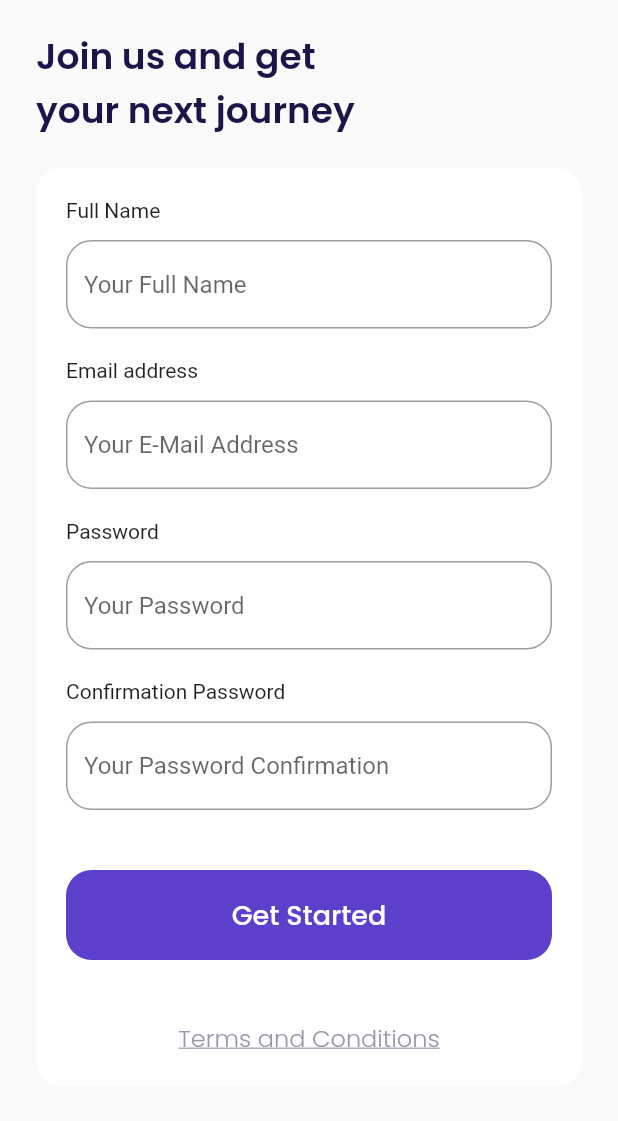
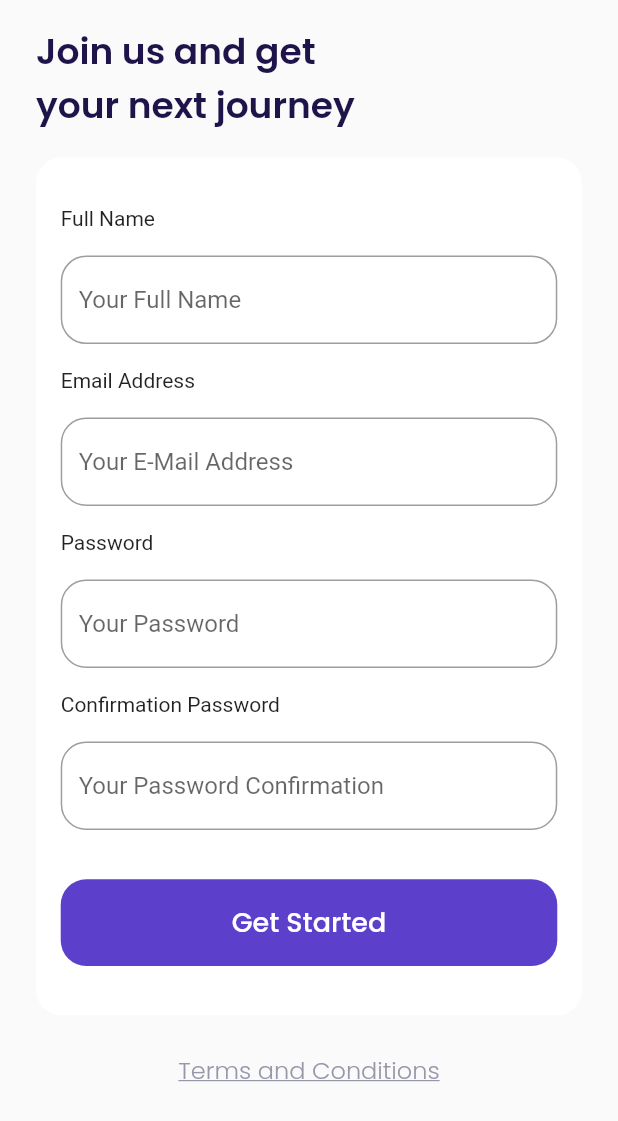
Before and after one commit to PwS/ticket_reservation, a Flutter app: the screen it shows after launch, after a tap on "Get Started", on a phone screen of 412 x 824 dp. Shown: the top 1121 px of the screen. Run offline on Flutter 3.47's test engine with Material 2 defaults, Android fonts, the phone set to English and light mode, and no system bars; our stand-ins replace google_fonts.

Commit message:
Separate The Widget , Modify Responsive_screen (using percentage instead)

```diff
--- a/lib/main.dart
+++ b/lib/main.dart
@@ -1,6 +1,6 @@
 import 'package:flutter/material.dart';
+import 'package:ticket_reservation/ui/pages/dashboard.dart';
 import 'package:ticket_reservation/ui/pages/get_started_page.dart';
-import 'package:ticket_reservation/ui/pages/main_page.dart';
 import 'package:ticket_reservation/ui/pages/review_result_sign_up_page.dart';
 import 'package:ticket_reservation/ui/pages/sign_up_page.dart';
 import 'package:ticket_reservation/ui/pages/splash_page.dart';
@@ -19,7 +19,7 @@ class MyApp extends StatelessWidget {
         '/get_started': (context) => GetStartedPage(),
         '/sign_up': (context) => SignUpPage(),
         '/review_result_sign_up': (context) => ReviewResultSignUpPage(),
-        '/home': (context) => MainPage()
+        '/dashboard': (context) => Dashboard()
       },
     );
   }
--- /dev/null
+++ b/lib/ui/custom_widgets/custom_button.dart
@@ -0,0 +1,37 @@
+part of 'custom_widgets.dart';
+
+class CustomButton extends StatelessWidget {
+  final String textButton;
+  final double width;
+  final Function() onPressed;
+  final EdgeInsets margin;
+
+  const CustomButton(
+      {Key? key,
+      required this.textButton,
+      this.width = double.infinity,
+      required this.onPressed,
+      this.margin = EdgeInsets.zero})
+      : super(key: key);
+
+  @override
+  Widget build(BuildContext context) {
+    var _sizeScreen = Screen(MediaQuery.of(context).size);
+    return Container(
+      margin: margin,
+      width: width,
+      height: _sizeScreen.hp(7),
+      child: TextButton(
+        style: TextButton.styleFrom(
+            backgroundColor: kPrimaryColor,
+            shape: RoundedRectangleBorder(
+                borderRadius: BorderRadius.circular(defaultRadius))),
+        onPressed: onPressed,
+        child: Text(
+          textButton,
+          style: kWhiteTextStyle.copyWith(fontSize: 18, fontWeight: medium),
+        ),
+      ),
+    );
+  }
+}
--- /dev/null
+++ b/lib/ui/custom_widgets/custom_text_form_field.dart
@@ -0,0 +1,46 @@
+part of 'custom_widgets.dart';
+
+class CustomTextFormField extends StatelessWidget {
+  final String tittleText;
+  final String hintText;
+  final bool obscureText;
+  final TextInputType textInputType;
+
+  const CustomTextFormField(
+      {Key? key,
+      required this.tittleText,
+      required this.hintText,
+      this.obscureText = false,
+      required this.textInputType})
+      : super(key: key);
+
+  @override
+  Widget build(BuildContext context) {
+    var _sizeScreen = Screen(MediaQuery.of(context).size);
+
+    return Container(
+      margin: EdgeInsets.only(bottom: _sizeScreen.hp(2)),
+      child: Column(
+        crossAxisAlignment: CrossAxisAlignment.start,
+        children: [
+          Text(tittleText),
+          SizedBox(
+            height: _sizeScreen.hp(2),
+          ),
+          TextFormField(
+            cursorColor: kBlackColor,
+            obscureText: obscureText,
+            keyboardType: textInputType,
+            decoration: InputDecoration(
+                hintText: hintText,
+                border: OutlineInputBorder(
+                    borderRadius: BorderRadius.circular(defaultRadius)),
+                focusedBorder: OutlineInputBorder(
+                    borderRadius: BorderRadius.circular(defaultRadius),
+                    borderSide: BorderSide(color: kPrimaryColor))),
+          )
+        ],
+      ),
+    );
+  }
+}
--- a/lib/ui/pages/get_started_page.dart
+++ b/lib/ui/pages/get_started_page.dart
@@ -1,4 +1,5 @@
 import 'package:flutter/material.dart';
+import 'package:ticket_reservation/ui/custom_widgets/custom_widgets.dart';
 import '../../utils/utils.dart';
 import 'package:ticket_reservation/utils/theme/theme.dart';
 
@@ -31,7 +32,7 @@ class GetStartedPage extends StatelessWidget {
                       fontWeight: semiBold, fontSize: 32),
                 ),
                 SizedBox(
-                  height: _sizeScreen.sizeHeight(10),
+                  height: _sizeScreen.hp(2),
                 ),
                 Text(
                   'Explore new world with us and let\nyourself get an amazing experiences',
@@ -39,26 +40,15 @@ class GetStartedPage extends StatelessWidget {
                       kWhiteTextStyle.copyWith(fontSize: 16, fontWeight: light),
                   textAlign: TextAlign.center,
                 ),
-                Container(
+                CustomButton(
+                  textButton: 'Get Started',
+                  width: _sizeScreen.wp(56),
                   margin: EdgeInsets.only(
-                      top: _sizeScreen.sizeHeight(25),
-                      bottom: _sizeScreen.sizeHeight(35)),
-                  width: _sizeScreen.sizeWidth(220),
-                  height: _sizeScreen.sizeHeight(30),
-                  child: TextButton(
-                    style: TextButton.styleFrom(
-                        backgroundColor: kPrimaryColor,
-                        shape: RoundedRectangleBorder(
-                            borderRadius:
-                                BorderRadius.circular(defaultRadius))),
-                    onPressed: () => Navigator.pushNamed(context, '/sign_up'),
-                    child: Text(
-                      'Get Started',
-                      style: kWhiteTextStyle.copyWith(
-                          fontSize: 18, fontWeight: medium),
-                    ),
-                  ),
-                )
+                      top: _sizeScreen.hp(12), bottom: _sizeScreen.hp(6)),
+                  onPressed: () {
+                    Navigator.pushNamed(context, '/sign_up');
+                  },
+                ),
               ],
             ),
           ),
--- a/lib/ui/pages/sign_up_page.dart
+++ b/lib/ui/pages/sign_up_page.dart
@@ -1,4 +1,5 @@
 import 'package:flutter/material.dart';
+import 'package:ticket_reservation/ui/custom_widgets/custom_widgets.dart';
 import '../../utils/utils.dart';
 import 'package:ticket_reservation/utils/theme/theme.dart';
 
@@ -10,7 +11,7 @@ class SignUpPage extends StatelessWidget {
     Widget headerText() {
       var _sizeScreen = Screen(MediaQuery.of(context).size);
       return Container(
-        margin: EdgeInsets.only(top: _sizeScreen.sizeHeight(10)),
+        margin: EdgeInsets.only(top: _sizeScreen.hp(2)),
         child: Text(
           'Join us and get\nyour next journey',
           style: kBlackTextStyle.copyWith(fontSize: 24, fontWeight: semiBold),
@@ -22,148 +23,50 @@ class SignUpPage extends StatelessWidget {
       var _sizeScreen = Screen(MediaQuery.of(context).size);
 
       Widget fullNameInput() {
-        return Container(
-          margin: EdgeInsets.only(bottom: _sizeScreen.sizeHeight(10)),
-          child: Column(
-            crossAxisAlignment: CrossAxisAlignment.start,
-            children: [
-              Text('Full Name'),
-              SizedBox(
-                height: _sizeScreen.sizeHeight(6),
-              ),
-              TextFormField(
-                cursorColor: kBlackColor,
-                keyboardType: TextInputType.name,
-                decoration: InputDecoration(
-                    hintText: 'Your Full Name',
-                    border: OutlineInputBorder(
-                        borderRadius: BorderRadius.circular(defaultRadius)),
-                    focusedBorder: OutlineInputBorder(
-                        borderRadius: BorderRadius.circular(defaultRadius),
-                        borderSide: BorderSide(color: kPrimaryColor))),
-              )
-            ],
-          ),
+        return CustomTextFormField(
+          tittleText: 'Full Name',
+          hintText: 'Your Full Name',
+          textInputType: TextInputType.name,
         );
       }
 
       Widget emailInput() {
-        return Container(
-          margin: EdgeInsets.only(bottom: _sizeScreen.sizeHeight(10)),
-          child: Column(
-            crossAxisAlignment: CrossAxisAlignment.start,
-            children: [
-              Text('Email address'),
-              SizedBox(
-                height: _sizeScreen.sizeHeight(6),
-              ),
-              TextFormField(
-                cursorColor: kBlackColor,
-                keyboardType: TextInputType.emailAddress,
-                decoration: InputDecoration(
-                    hintText: 'Your E-Mail Address',
-                    border: OutlineInputBorder(
-                        borderRadius: BorderRadius.circular(defaultRadius)),
-                    focusedBorder: OutlineInputBorder(
-                        borderRadius: BorderRadius.circular(defaultRadius),
-                        borderSide: BorderSide(color: kPrimaryColor))),
-              )
-            ],
-          ),
+        return CustomTextFormField(
+          tittleText: 'Email Address',
+          hintText: 'Your E-Mail Address',
+          textInputType: TextInputType.emailAddress,
         );
       }
 
       Widget passwordInput() {
-        return Container(
-          margin: EdgeInsets.only(bottom: _sizeScreen.sizeHeight(10)),
-          child: Column(
-            crossAxisAlignment: CrossAxisAlignment.start,
-            children: [
-              Text('Password'),
-              SizedBox(
-                height: _sizeScreen.sizeHeight(6),
-              ),
-              TextFormField(
-                obscureText: true,
-                cursorColor: kBlackColor,
-                decoration: InputDecoration(
-                    hintText: 'Your Password',
-                    border: OutlineInputBorder(
-                        borderRadius: BorderRadius.circular(defaultRadius)),
-                    focusedBorder: OutlineInputBorder(
-                        borderRadius: BorderRadius.circular(defaultRadius),
-                        borderSide: BorderSide(color: kPrimaryColor))),
-              )
-            ],
-          ),
-        );
+        return CustomTextFormField(
+            tittleText: 'Password',
+            hintText: 'Your Password',
+            textInputType: TextInputType.visiblePassword,
+            obscureText: true);
       }
 
       Widget confirmationPasswordInput() {
-        return Container(
-          margin: EdgeInsets.only(bottom: _sizeScreen.sizeHeight(20)),
-          child: Column(
-            crossAxisAlignment: CrossAxisAlignment.start,
-            children: [
-              Text('Confirmation Password'),
-              SizedBox(
-                height: _sizeScreen.sizeHeight(6),
-              ),
-              TextFormField(
-                obscureText: true,
-                cursorColor: kBlackColor,
-                decoration: InputDecoration(
-                    hintText: 'Your Password Confirmation',
-                    border: OutlineInputBorder(
-                        borderRadius: BorderRadius.circular(defaultRadius)),
-                    focusedBorder: OutlineInputBorder(
-                        borderRadius: BorderRadius.circular(defaultRadius),
-                        borderSide: BorderSide(color: kPrimaryColor))),
-              )
-            ],
-          ),
+        return CustomTextFormField(
+          tittleText: 'Confirmation Password',
+          hintText: 'Your Password Confirmation',
+          textInputType: TextInputType.visiblePassword,
+          obscureText: true,
         );
       }
 
       Widget buttonSubmit() {
-        return Container(
-          width: double.infinity,
-          height: _sizeScreen.sizeHeight(30),
-          child: TextButton(
-            onPressed: () => Navigator.pushNamed(context, '/review_result_sign_up'),
-            child: Text(
-              'Get Started',
-              style: kWhiteTextStyle.copyWith(fontSize: 18, fontWeight: medium),
-            ),
-            style: TextButton.styleFrom(
-                backgroundColor: kPrimaryColor,
-                shape: RoundedRectangleBorder(
-                    borderRadius: BorderRadius.circular(defaultRadius))),
-          ),
-        );
-      }
-
-      Widget tacButton() {
-        var _sizeScreen = Screen(MediaQuery.of(context).size);
-        return Container(
-          alignment: Alignment.center,
-          margin: EdgeInsets.only(
-              top: _sizeScreen.sizeHeight(20),),
-          child: Text(
-            'Terms and Conditions',
-            style: kGreyTextStyle.copyWith(
-                fontSize: 16,
-                fontWeight: light,
-                decoration: TextDecoration.underline),
-          ),
+        return CustomButton(
+          textButton: 'Get Started',
+          onPressed: () =>
+              Navigator.pushNamed(context, '/review_result_sign_up'),
         );
       }
 
       return Container(
-        margin: EdgeInsets.only(top: _sizeScreen.sizeHeight(10)),
+        margin: EdgeInsets.only(top: _sizeScreen.hp(2)),
         padding: EdgeInsets.symmetric(
-            horizontal: _sizeScreen.sizeHeight(10),
-            vertical: _sizeScreen.sizeWidth(20)),
+            horizontal: _sizeScreen.wp(4), vertical: _sizeScreen.hp(4)),
         decoration: BoxDecoration(
             color: kWhiteColor,
             borderRadius: BorderRadius.circular(
@@ -175,9 +78,28 @@ class SignUpPage extends StatelessWidget {
             emailInput(),
             passwordInput(),
             confirmationPasswordInput(),
+            SizedBox(
+              height: _sizeScreen.hp(2),
+            ),
             buttonSubmit(),
-            tacButton()
           ],
+        ),
+      );
+    }
+
+    Widget tacButton() {
+      var _sizeScreen = Screen(MediaQuery.of(context).size);
+      return Container(
+        alignment: Alignment.center,
+        margin: EdgeInsets.only(
+          top: _sizeScreen.hp(3),
+        ),
+        child: Text(
+          'Terms and Conditions',
+          style: kGreyTextStyle.copyWith(
+              fontSize: 16,
+              fontWeight: light,
+              decoration: TextDecoration.underline),
         ),
       );
     }
@@ -187,9 +109,8 @@ class SignUpPage extends StatelessWidget {
       body: SafeArea(
         child: Padding(
           padding: EdgeInsets.symmetric(horizontal: defaultMargin),
-          child: Column(
-            crossAxisAlignment: CrossAxisAlignment.start,
-            children: [headerText(), formArea()],
+          child: ListView(
+            children: [headerText(), formArea(), tacButton()],
           ),
         ),
       ),
--- a/lib/ui/pages/splash_page.dart
+++ b/lib/ui/pages/splash_page.dart
@@ -32,9 +32,9 @@ class _SplashPageState extends State<SplashPage> {
           mainAxisAlignment: MainAxisAlignment.center,
           children: [
             Container(
-              width: _sizeScreen.sizeHeight(100),
-              height: _sizeScreen.sizeWidth(100),
-              margin: EdgeInsets.only(bottom: _sizeScreen.sizeHeight(25)),
+              width: _sizeScreen.hp(14),
+              height: _sizeScreen.wp(25.5),
+              margin: EdgeInsets.only(bottom: _sizeScreen.hp(6.2)),
               decoration: BoxDecoration(
                   image: DecorationImage(
                       image: AssetImage('assets/icons/icon_airplane.png'))),
@@ -43,7 +43,7 @@ class _SplashPageState extends State<SplashPage> {
               'AIRPLANE',
               style: kWhiteTextStyle.copyWith(
                   fontSize: 32, fontWeight: medium, letterSpacing: 10),
-            )
+            ),
           ],
         ),
       ),
--- a/lib/utils/responsive_screen.dart
+++ b/lib/utils/responsive_screen.dart
@@ -4,16 +4,6 @@ class Screen {
   late Size screenSize;
 
   Screen(this.screenSize);
-
-  double sizeHeight(height) {
-    double resultCalculation = screenSize.width / height;
-    return screenSize.height / resultCalculation;
-  }
-
-  double sizeWidth(width) {
-    double resultCalculation = screenSize.width / width;
-    return screenSize.width / resultCalculation;
-  }
 
   double wp(percentage) {
     return percentage / 100 * screenSize.width;
--- a/lib/utils/theme/constant_colors.dart
+++ b/lib/utils/theme/constant_colors.dart
@@ -8,3 +8,4 @@ Color kCyanColor = Color(0xff0EC3AE);
 Color kRedColor = Color(0xffEB70A5);
 Color kBackgroundColor = Color(0xffFAFAFA);
 Color kTextColor = Color(0xffDBD7EC);
+Color kTransparentColor = Colors.transparent;
```
Also changed, not shown: lib/ui/custom_widgets/custom_button_navigation_item.dart (added, +34 -0 lines), lib/ui/custom_widgets/custom_widgets.dart (added, +7 -0 lines), lib/ui/pages/dashboard.dart (added, +64 -0 lines), lib/ui/pages/home_page.dart (added, +12 -0 lines), lib/ui/pages/main_page.dart (deleted, +0 -14 lines), lib/ui/pages/review_result_sign_up_page.dart (+14 -20 lines).
